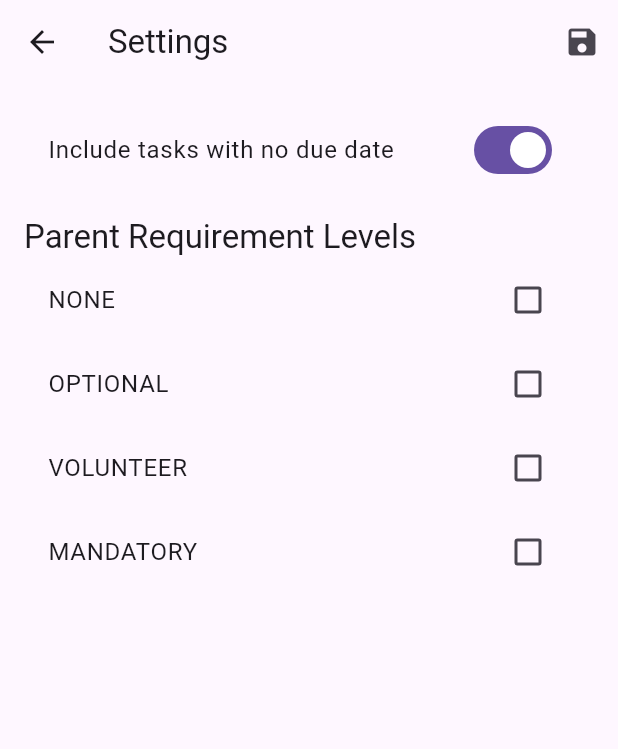
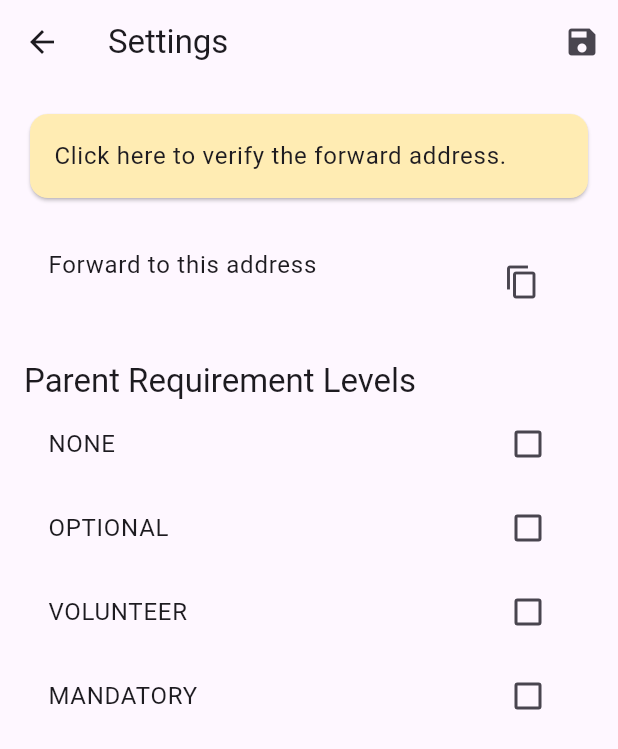
Before and after one commit to gapth/emailinator, a Flutter app: the screen it shows once a user with an empty profile is signed in, after a tap on the "settings" icon, on a phone screen of 412 x 824 dp. Shown: the top 749 px of the screen. Run offline on Flutter 3.47's test engine with Material 3 defaults, Android fonts, the phone set to English and light mode, and no system bars; our stand-ins replace flutter_slidable, supabase_flutter; accounts and stored records are empty; network calls fail.

Commit message:
Remove include_no_due_date as we have used creation date as an effective due date if due date is missing. There is a problem where the tasks that use creation date as effective due date, which is outside of the selected date range, may be shown in the list. In the DB query, we get **all** of the due_date=null tasks instead of those whose created_at is within range.

```diff
--- a/emailinator_flutter/lib/models/app_state.dart
+++ b/emailinator_flutter/lib/models/app_state.dart
@@ -7,7 +7,6 @@ class AppState extends ChangeNotifier {
   List<Task> _historyTasks = [];
   bool _isLoading = false;
   DateTimeRange? _dateRange;
-  bool _includeNoDueDate = true;
   bool _showHistory = false;
   List<String> _parentRequirementLevels = [];
 
@@ -38,15 +37,13 @@ class AppState extends ChangeNotifier {
       // First, get user preferences
       final prefs = await Supabase.instance.client
           .from('preferences')
-          .select(
-              'parent_requirement_levels, include_no_due_date, show_history')
+          .select('parent_requirement_levels, show_history')
           .eq('user_id', userId)
           .maybeSingle();
 
       if (prefs != null) {
         _parentRequirementLevels =
             List<String>.from(prefs['parent_requirement_levels'] ?? []);
-        _includeNoDueDate = prefs['include_no_due_date'] ?? true;
         _showHistory = prefs['show_history'] ?? false;
       }
 
@@ -59,17 +56,11 @@ class AppState extends ChangeNotifier {
       }
 
       if (_dateRange != null) {
-        if (_includeNoDueDate) {
-          query = query.or(
-              'due_date.is.null,and(due_date.gte.${_dateRange!.start.toIso8601String()},due_date.lte.${_dateRange!.end.toIso8601String()})');
-        } else {
-          query = query
-              .gte('due_date', _dateRange!.start.toIso8601String())
-              .lte('due_date', _dateRange!.end.toIso8601String());
-        }
-      } else if (!_includeNoDueDate) {
-        query = query.not('due_date', 'is', null);
+        // Always include tasks with no due date and tasks within the date range
+        query = query.or(
+            'due_date.is.null,and(due_date.gte.${_dateRange!.start.toIso8601String()},due_date.lte.${_dateRange!.end.toIso8601String()})');
       }
+      // Note: We always include tasks with no due date since creation date is used as effective due date
 
       final response = await query.order('due_date', ascending: true);
 
@@ -101,17 +92,11 @@ class AppState extends ChangeNotifier {
       }
 
       if (_dateRange != null) {
-        if (_includeNoDueDate) {
-          historyQuery = historyQuery.or(
-              'due_date.is.null,and(due_date.gte.${_dateRange!.start.toIso8601String()},due_date.lte.${_dateRange!.end.toIso8601String()})');
-        } else {
-          historyQuery = historyQuery
-              .gte('due_date', _dateRange!.start.toIso8601String())
-              .lte('due_date', _dateRange!.end.toIso8601String());
-        }
-      } else if (!_includeNoDueDate) {
-        historyQuery = historyQuery.not('due_date', 'is', null);
+        // Always include tasks with no due date and tasks within the date range
+        historyQuery = historyQuery.or(
+            'due_date.is.null,and(due_date.gte.${_dateRange!.start.toIso8601String()},due_date.lte.${_dateRange!.end.toIso8601String()})');
       }
+      // Note: We always include tasks with no due date since creation date is used as effective due date
 
       final historyResponse = await historyQuery
           .order('completed_at', ascending: false)
--- a/emailinator_flutter/lib/screens/settings_screen.dart
+++ b/emailinator_flutter/lib/screens/settings_screen.dart
@@ -12,7 +12,6 @@ class SettingsScreen extends StatefulWidget {
 }
 
 class _SettingsScreenState extends State<SettingsScreen> {
-  bool _includeNoDueDate = true;
   List<String> _parentRequirementLevels = [];
   final List<String> _allLevels = [
     'NONE',
@@ -34,12 +33,11 @@ class _SettingsScreenState extends State<SettingsScreen> {
     final userId = Supabase.instance.client.auth.currentUser!.id;
     final response = await Supabase.instance.client
         .from('preferences')
-        .select('parent_requirement_levels, include_no_due_date')
+        .select('parent_requirement_levels')
         .eq('user_id', userId)
         .maybeSingle();
 
     if (response != null) {
-      _includeNoDueDate = response['include_no_due_date'] ?? true;
       _parentRequirementLevels =
           List<String>.from(response['parent_requirement_levels'] ?? []);
     }
@@ -88,7 +86,6 @@ class _SettingsScreenState extends State<SettingsScreen> {
       await Supabase.instance.client.from('preferences').upsert({
         'user_id': userId,
         'parent_requirement_levels': _parentRequirementLevels,
-        'include_no_due_date': _includeNoDueDate,
       });
       if (mounted) {
         ScaffoldMessenger.of(context).showSnackBar(
@@ -163,16 +160,6 @@ class _SettingsScreenState extends State<SettingsScreen> {
               ),
             ),
           if (_forwardAlias != null) const SizedBox(height: 16),
-          SwitchListTile(
-            title: const Text('Include tasks with no due date'),
-            value: _includeNoDueDate,
-            onChanged: (bool value) {
-              setState(() {
-                _includeNoDueDate = value;
-              });
-            },
-          ),
-          const SizedBox(height: 16),
           Text('Parent Requirement Levels',
               style: Theme.of(context).textTheme.titleLarge),
           ..._allLevels.map((level) {
```
Also changed, not shown: 1 other file.
